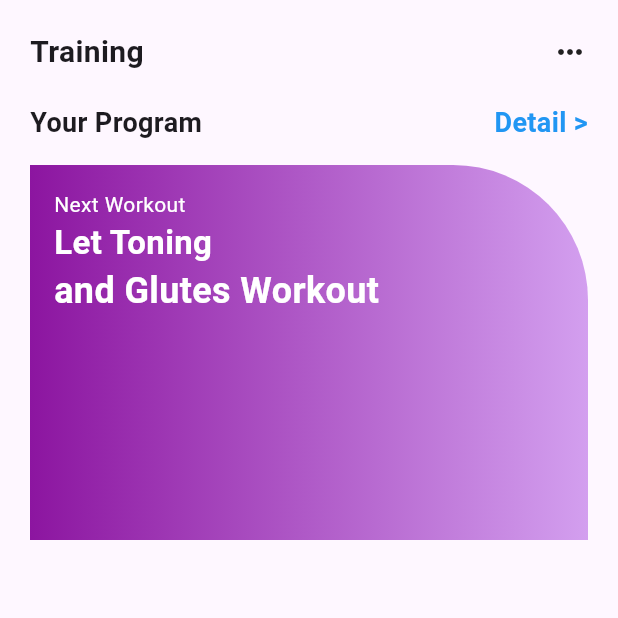
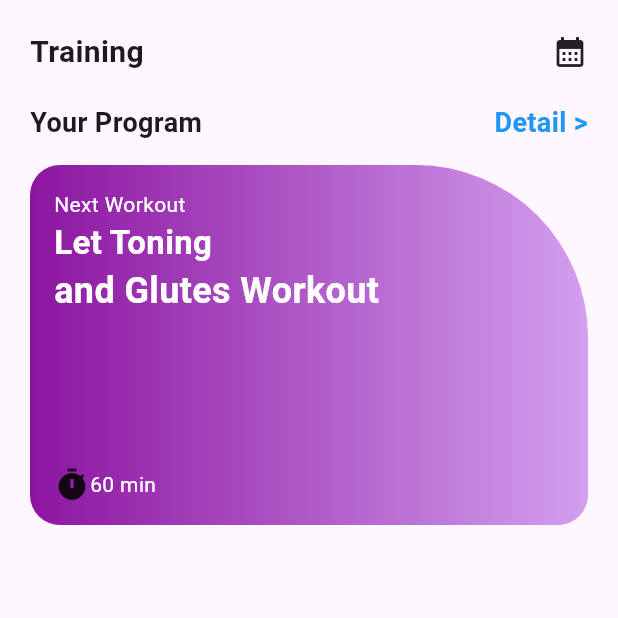
Before and after one commit to asyhnrz/DartFlutter, a Flutter app: the Quiz1 screen opened directly, on a phone screen of 412 x 824 dp, the top half of it. Run offline on Flutter 3.47's test engine with Material 3 defaults, Android fonts, the light colour scheme and no system bars.

Commit message:
update quiz1.dart 2

```diff
--- a/lib/tugas/quiz1.dart
+++ b/lib/tugas/quiz1.dart
@@ -16,7 +16,7 @@ class Quiz1 extends StatelessWidget {
               fontSize: 20, fontWeight: FontWeight.bold,
               )
               ),
-              Icon(Icons.more_horiz)
+            const Icon(Icons.calendar_month)
             ],
           ),
           const SizedBox(height: 20),
@@ -41,7 +41,7 @@ class Quiz1 extends StatelessWidget {
           Container(
             padding: const EdgeInsets.all(16),
             width: double.infinity,
-            height: 250,
+            height: 240,
             decoration: BoxDecoration(
               gradient: LinearGradient(
                 begin: Alignment.centerLeft, end: Alignment.centerRight,
@@ -50,7 +50,10 @@ class Quiz1 extends StatelessWidget {
                   const Color.fromARGB(255, 211, 159, 239),
                   ],),
               borderRadius: const BorderRadius.only(
-                topRight: Radius.circular(90),
+                topRight: Radius.circular(115),
+                topLeft: Radius.circular(20),
+                bottomLeft: Radius.circular(20),
+                bottomRight: Radius.circular(20)
               )
             ),
             child: Column(
@@ -66,10 +69,24 @@ class Quiz1 extends StatelessWidget {
                 style: TextStyle(fontSize: 24,fontWeight: FontWeight.bold,
                 color: Colors.white),),
 
-                SizedBox(height: 25,),
+                SizedBox(height: 100),
+                Row(
+                  mainAxisAlignment: MainAxisAlignment.spaceBetween,
+                  crossAxisAlignment: CrossAxisAlignment.center,
+                  children: [
+                    Row(
+                      children: [
+                        Icon(Icons.timer),
+                        Text("60 min", style: TextStyle(
+                          fontWeight: FontWeight.normal,
+                          color: Colors.white),),
+                      ],
+                    )
+                  ],
+                )
               ],
             ),
-          )
+          ),
         ],
       ),
       ),
```
